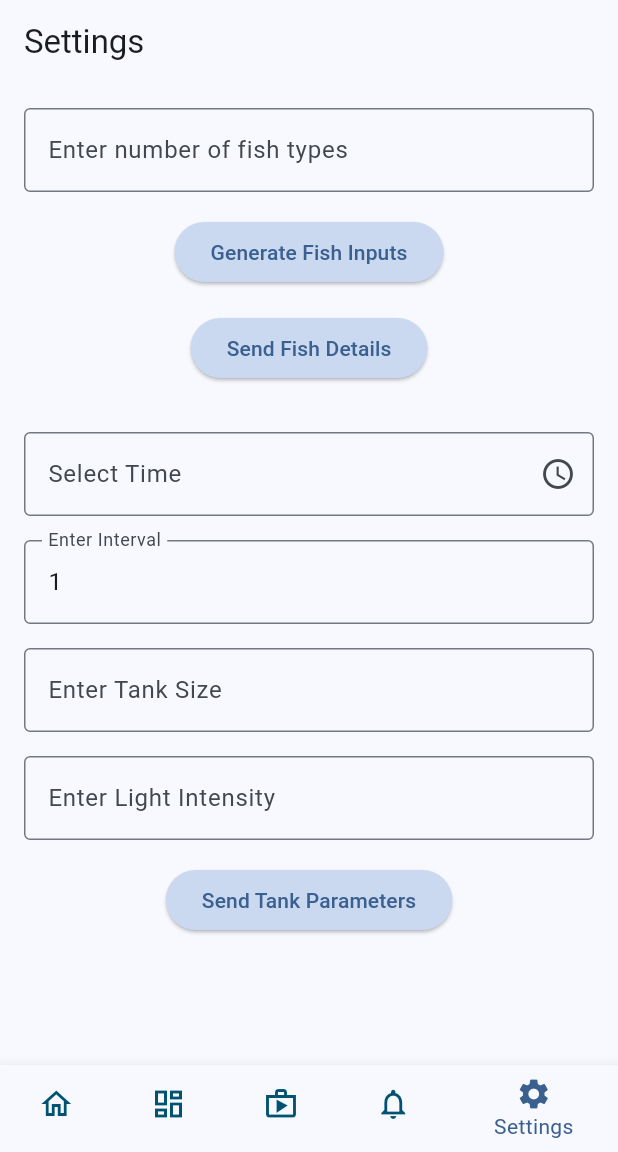
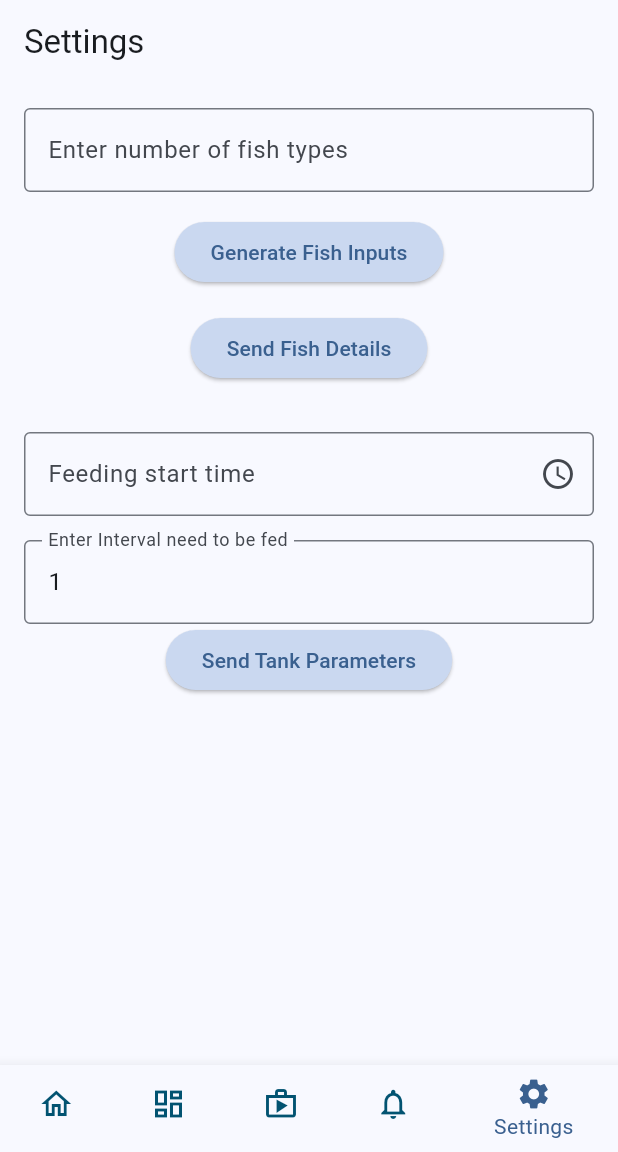
Before and after one commit to SahanEdirimanna/Aquaguard, a Flutter app: the screen it shows after launch, item 5 of the bottom bar chosen, on a phone screen of 412 x 824 dp, the part 84-1236 px from its top. Run offline on Flutter 3.47's test engine with Material 3 defaults, Android fonts, the phone set to English and light mode, and no system bars; network calls fail.

Commit message:
Time Logic

```diff
--- a/lib/screens/settings.dart
+++ b/lib/screens/settings.dart
@@ -251,7 +251,7 @@ class SettingsPageState extends State<SettingsPage> {
                     controller: TextEditingController(text: _selectedTime),
                     decoration: InputDecoration(
                       border: OutlineInputBorder(),
-                      labelText: 'Select Time',
+                      labelText: 'Feeding start time',
                       suffixIcon: Icon(Icons.access_time),
                     ),
                   ),
@@ -263,28 +263,28 @@ class SettingsPageState extends State<SettingsPage> {
                 keyboardType: TextInputType.number,
                 decoration: InputDecoration(
                   border: OutlineInputBorder(),
-                  labelText: 'Enter Interval',
+                  labelText: 'Enter Interval need to be fed',
                 ),
               ),
-              const SizedBox(height: 16.0),
-              TextField(
-                controller: _tankSizeController,
-                keyboardType: TextInputType.number,
-                decoration: InputDecoration(
-                  border: OutlineInputBorder(),
-                  labelText: 'Enter Tank Size',
-                ),
-              ),
-              const SizedBox(height: 16.0),
-              TextField(
-                controller: _lightIntensityController,
-                keyboardType: TextInputType.number,
-                decoration: InputDecoration(
-                  border: OutlineInputBorder(),
-                  labelText: 'Enter Light Intensity',
-                ),
-              ),
-              const SizedBox(height: 16.0),
+                // const SizedBox(height: 16.0),
+                // TextField(
+                //   controller: _tankSizeController,
+                //   keyboardType: TextInputType.number,
+                //   decoration: InputDecoration(
+                //     border: OutlineInputBorder(),
+                //     labelText: 'Enter Tank Size',
+                //   ),
+                // ),
+                // const SizedBox(height: 16.0),
+                // TextField(
+                //   controller: _lightIntensityController,
+                //   keyboardType: TextInputType.number,
+                //   decoration: InputDecoration(
+                //     border: OutlineInputBorder(),
+                //     labelText: 'Enter Light Intensity',
+                //   ),
+                // ),
+                // const SizedBox(height: 16.0),
               Center(
                 child: ElevatedButton(
                   style: ElevatedButton.styleFrom(
```
Also changed, not shown: lib/screens/dashboard.dart (+73 -16 lines).
